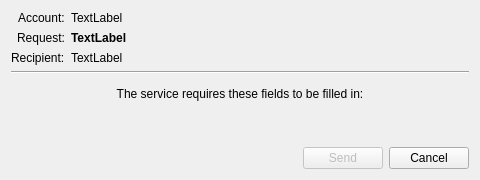
This is src/gov_services/ui/dlg_gov_service.ui in psakar/datovka as Qt 5 draws it before an edit. The edited form follows.
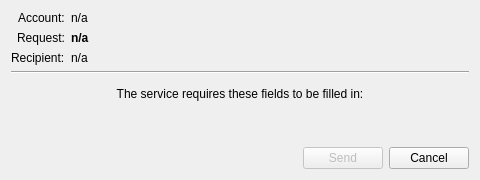
This is the edited form. Icons and pictures are not drawn.

What changed in the file:
```diff
--- a/src/gov_services/ui/dlg_gov_service.ui
+++ b/src/gov_services/ui/dlg_gov_service.ui
@@ -29,7 +29,7 @@
      <item row="0" column="1">
       <widget class="QLabel" name="accountNameLabel">
        <property name="text">
-        <string>TextLabel</string>
+        <string>n/a</string>
        </property>
       </widget>
      </item>
@@ -42,7 +42,7 @@
         </font>
        </property>
        <property name="text">
-        <string>TextLabel</string>
+        <string>n/a</string>
        </property>
       </widget>
      </item>
@@ -69,7 +69,7 @@
         </font>
        </property>
        <property name="text">
-        <string>TextLabel</string>
+        <string>n/a</string>
        </property>
       </widget>
      </item>
```
Left out of the diff: 10 changed lines with no effect on the pictures.
